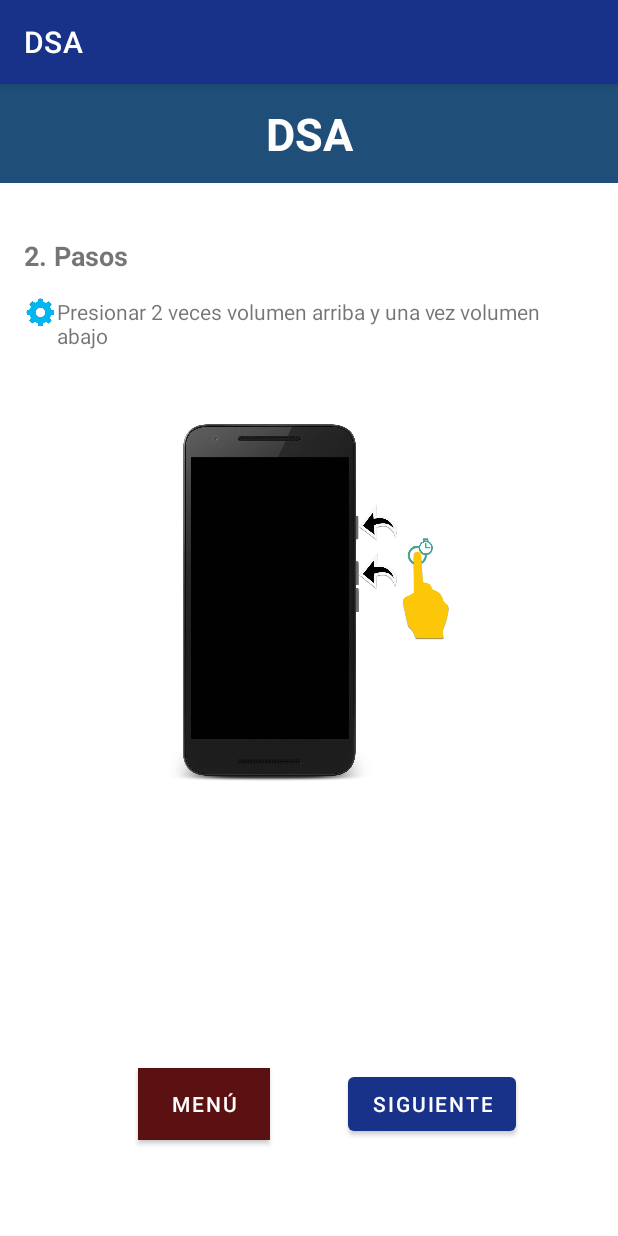
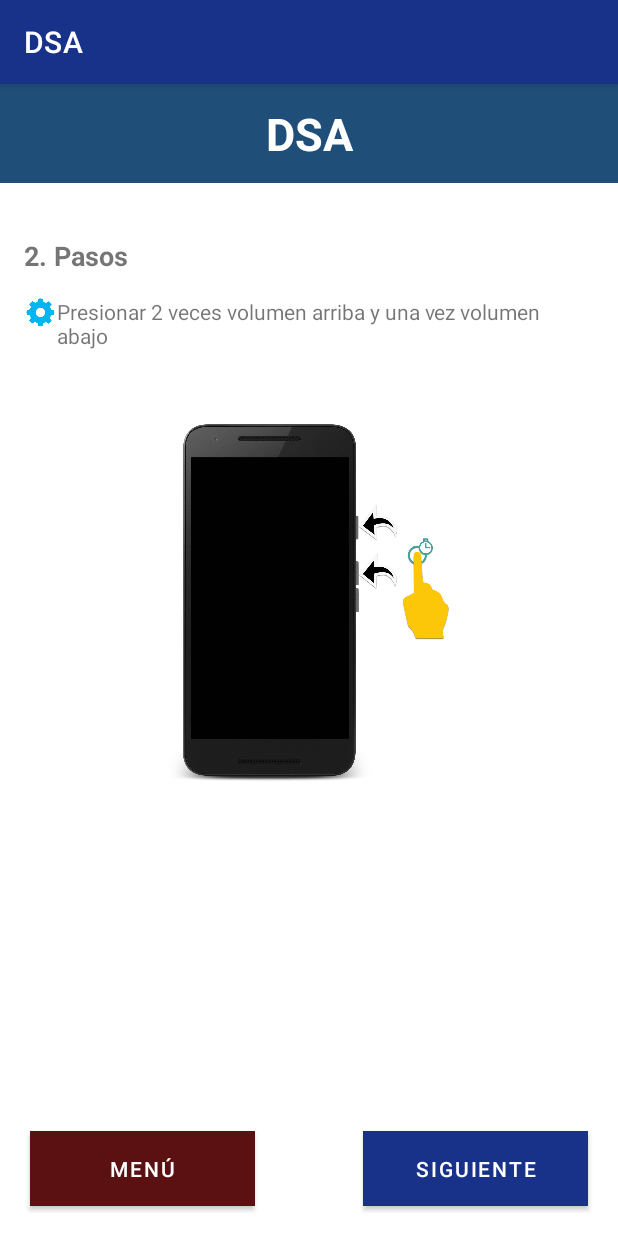
Before and after one commit to karlaVane/DSA, an Android app: the ComoFunciona_2 screen opened directly, with no data from a screen before it, on a phone screen of 412 x 824 dp. Run offline under Robolectric (Android 15) with nearby library versions, the light colour scheme and no system bars.

Commit message:
Como funciona

```diff
--- a/app/src/main/res/layout/activity_como_funciona_2.xml
+++ b/app/src/main/res/layout/activity_como_funciona_2.xml
@@ -17,24 +17,24 @@
 
     <Button
         android:id="@+id/button4"
-        android:layout_width="wrap_content"
-        android:layout_height="wrap_content"
-        android:layout_marginEnd="16dp"
-        android:layout_marginRight="16dp"
-        android:layout_marginBottom="64dp"
+        android:layout_width="150dp"
+        android:layout_height="50dp"
+        android:layout_marginEnd="20dp"
+        android:layout_marginRight="20dp"
+        android:layout_marginBottom="20dp"
+        android:background="#B82121"
         android:onClick="siguiente"
         android:text="Siguiente"
         app:layout_constraintBottom_toBottomOf="parent"
-        app:layout_constraintEnd_toEndOf="parent"
-        app:layout_constraintStart_toEndOf="@+id/button3" />
+        app:layout_constraintEnd_toEndOf="parent" />
 
     <Button
         android:id="@+id/button3"
-        android:layout_width="wrap_content"
-        android:layout_height="wrap_content"
-        android:layout_marginStart="92dp"
-        android:layout_marginLeft="92dp"
-        android:layout_marginBottom="64dp"
+        android:layout_width="150dp"
+        android:layout_height="50dp"
+        android:layout_marginStart="20dp"
+        android:layout_marginLeft="20dp"
+        android:layout_marginBottom="20dp"
         android:background="#B82121"
         android:onClick="menu"
         android:text="Menú"
```
Also changed, not shown: app/src/main/res/layout/activity_como_funciona_1.xml (+8 -9 lines), app/src/main/res/layout/activity_como_funciona_3.xml (+12 -12 lines), app/src/main/res/layout/activity_como_funciona_4.xml (+13 -13 lines).
